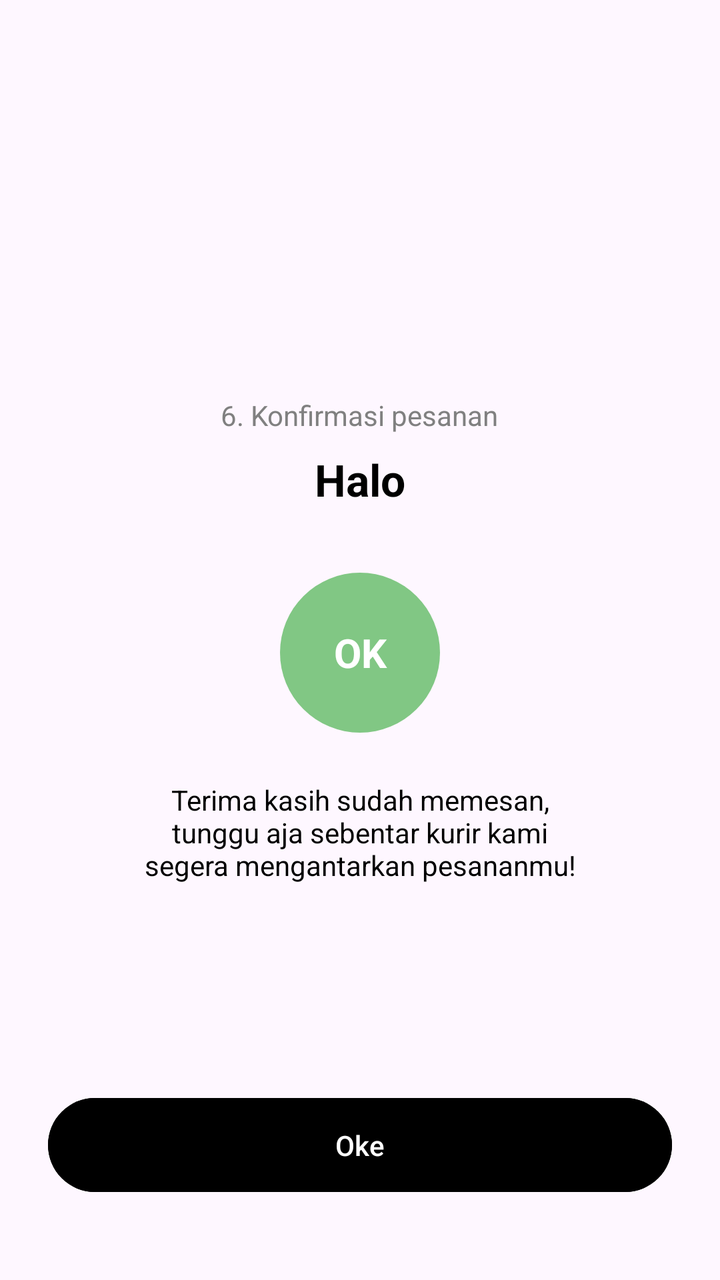
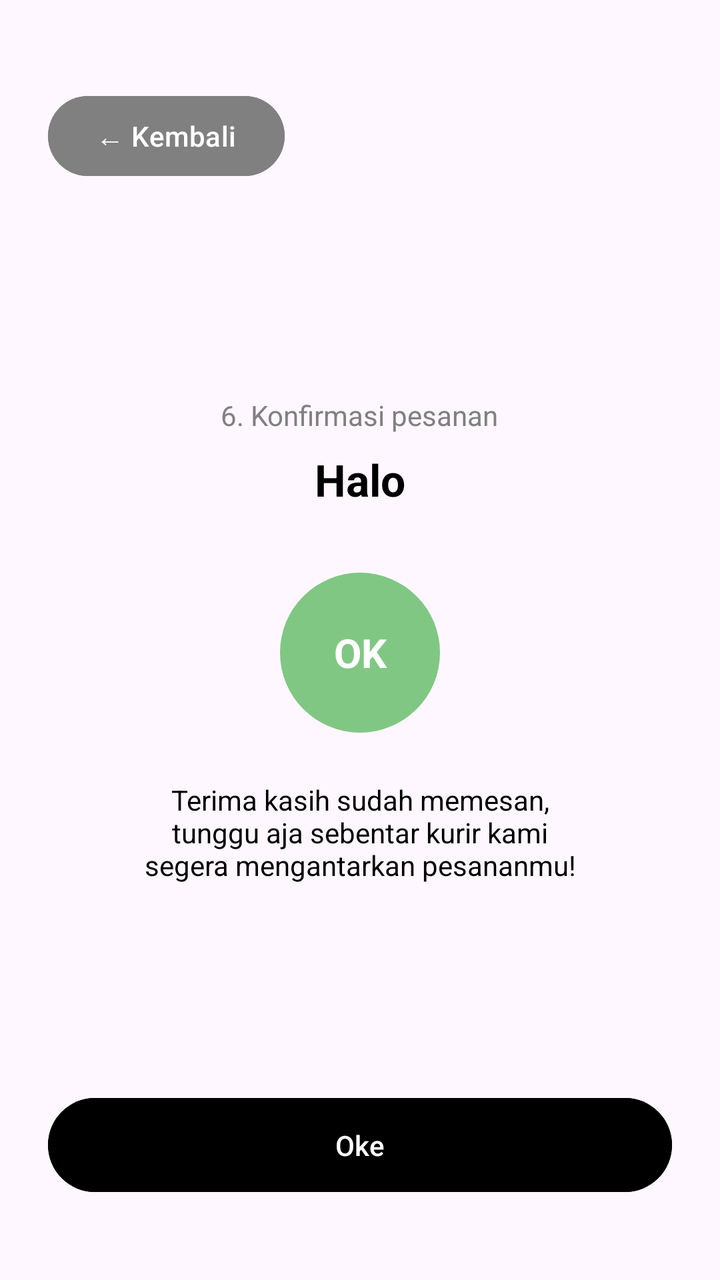

Before-and-after screenshots of an Android layout around one commit, followed by the original layout XML and the change that was made.
<!-- AndroidManifest.xml: application theme Theme.KopiDanNyemil -->
<!-- res/layout/activity_order_confirmation.xml -->
<?xml version="1.0" encoding="utf-8"?>
<RelativeLayout xmlns:android="http://schemas.android.com/apk/res/android"
    android:layout_width="match_parent"
    android:layout_height="match_parent"
    android:padding="24dp">

    <LinearLayout
        android:layout_width="match_parent"
        android:layout_height="wrap_content"
        android:layout_centerInParent="true"
        android:gravity="center"
        android:orientation="vertical">

        <TextView
            android:layout_width="wrap_content"
            android:layout_height="wrap_content"
            android:text="6. Konfirmasi pesanan"
            android:textColor="#808080"
            android:textSize="14sp" />

        <TextView
            android:layout_width="wrap_content"
            android:layout_height="wrap_content"
            android:layout_marginTop="8dp"
            android:text="Halo"
            android:textColor="@android:color/black"
            android:textSize="22sp"
            android:textStyle="bold" />

        <TextView
            android:layout_width="80dp"
            android:layout_height="80dp"
            android:layout_marginTop="32dp"
            android:background="@drawable/circle_green"
            android:gravity="center"
            android:text="OK"
            android:textColor="@android:color/white"
            android:textSize="20sp"
            android:textStyle="bold" />

        <TextView
            android:layout_width="wrap_content"
            android:layout_height="wrap_content"
            android:layout_marginTop="24dp"
            android:text="Terima kasih sudah memesan,\ntunggu aja sebentar kurir kami\nsegera mengantarkan pesananmu!"
            android:textAlignment="center"
            android:textColor="@android:color/black"
            android:textSize="14sp" />
    </LinearLayout>

    <Button
        android:id="@+id/btnBackToHome"
        android:layout_width="match_parent"
        android:layout_height="55dp"
        android:layout_alignParentBottom="true"
        android:layout_marginBottom="16dp"
        android:backgroundTint="@android:color/black"
        android:text="Oke"
        android:textAllCaps="false"
        android:textColor="@android:color/white" />
</RelativeLayout>
<!-- resources referenced by this layout -->
<resources>
  <!-- drawable circle_green (drawable) -->
  <?xml version="1.0" encoding="utf-8"?>
  <shape xmlns:android="http://schemas.android.com/apk/res/android" android:shape="oval">
      <solid android:color="#81C784"/>
  </shape>
  <style name="Theme.KopiDanNyemil" parent="Base.Theme.KopiDanNyemil" />
  <style name="Base.Theme.KopiDanNyemil" parent="Theme.Material3.DayNight.NoActionBar">
          
          
      </style>
</resources>

<!-- the commit's change to res/layout/activity_order_confirmation.xml (unified diff, before → after) -->
@@ -58,4 +58,16 @@
         android:text="Oke"
         android:textAllCaps="false"
         android:textColor="@android:color/white" />
+
+    <Button
+        android:id="@+id/btnBack"
+        android:layout_width="wrap_content"
+        android:layout_height="wrap_content"
+        android:layout_gravity="start"
+        android:layout_marginTop="20dp"
+        android:layout_marginBottom="8dp"
+        android:backgroundTint="#808080"
+        android:text="← Kembali"
+        android:textAllCaps="false"
+        android:textColor="@android:color/white" />
 </RelativeLayout>
